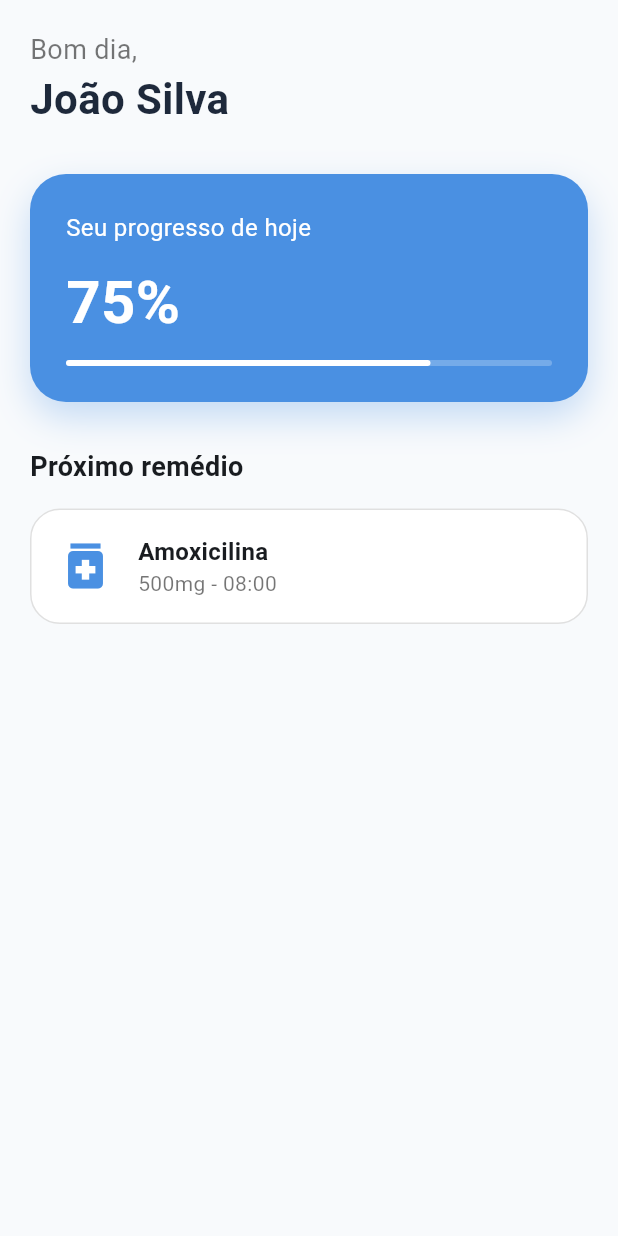
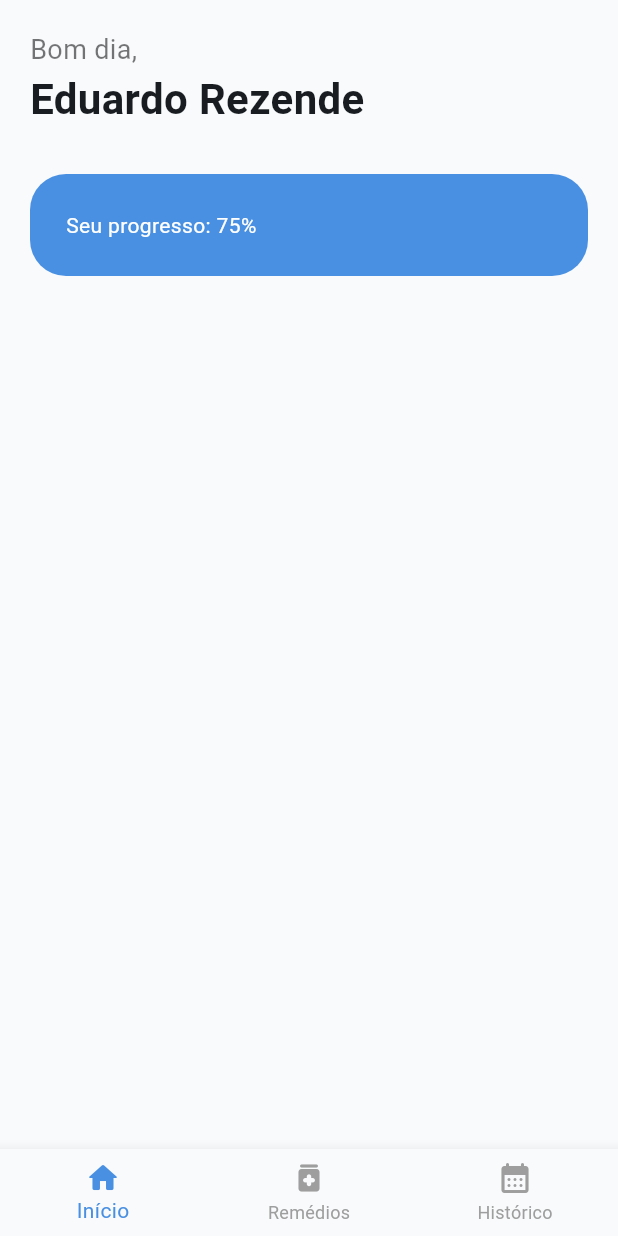
Before and after one commit to ecrezzende/JaTomei, a Flutter app: the screen it shows after launch, on a phone screen of 412 x 824 dp. Run offline on Flutter 3.47's test engine with Material 3 defaults, Android fonts, the phone set to English and light mode, and no system bars.

Commit message:
fix: corrige nomes das classes e imports das telas de naveção

```diff
--- /dev/null
+++ b/lib/screens/history_screen.dart
@@ -0,0 +1,11 @@
+import 'package:flutter/material.dart';
+
+class HistoryScreen extends StatelessWidget {
+  // No outro arquivo, use HistoryScreen
+  const HistoryScreen({super.key});
+
+  @override
+  Widget build(BuildContext context) {
+    return const Center(child: Text("Tela de historico"));
+  }
+}
--- a/lib/screens/home_screen.dart
+++ b/lib/screens/home_screen.dart
@@ -1,130 +1,80 @@
 import 'package:flutter/material.dart';
+import 'medications_screen.dart';
+import 'history_screen.dart';
 
-class HomeScreen extends StatelessWidget {
+class HomeScreen extends StatefulWidget {
   const HomeScreen({super.key});
+
+  @override
+  State<HomeScreen> createState() => _HomeScreenState();
+}
+
+class _HomeScreenState extends State<HomeScreen> {
+  int _currentIndex = 0; // Controla qual aba está ativa
+
+  // Lista das telas que vamos navegar
+  final List<Widget> _screens = [
+    const DashboardView(), // O conteúdo que já tínhamos criado
+    const MedicationsScreen(),
+    const HistoryScreen(),
+  ];
 
   @override
   Widget build(BuildContext context) {
     return Scaffold(
-      // O fundo do app (aquele cinza bem clarinho que combinamos)
-      backgroundColor: const Color(0xFFF8FAFC),
+      body: _screens[_currentIndex], // Mostra a tela baseada no índice
 
-      // SafeArea evita que o conteúdo fique "escondido" atrás da câmera ou entalhe do celular
-      body: SafeArea(
-        child: Padding(
-          padding: const EdgeInsets.all(20.0), // Margem nas laterais
-          child: Column(
-            crossAxisAlignment:
-                CrossAxisAlignment.start, // Alinha tudo à esquerda
-            children: [
-              // --- SEÇÃO DE SAUDAÇÃO ---
-              const Text(
-                "Bom dia,",
-                style: TextStyle(fontSize: 18, color: Colors.black54),
-              ),
-              const Text(
-                "João Silva", // Nome fixo por enquanto, depois mudamos
-                style: TextStyle(
-                  fontSize: 28,
-                  fontWeight: FontWeight.bold,
-                  color: Color(0xFF1E293B), // Azul bem escuro para contraste
-                ),
-              ),
+      bottomNavigationBar: BottomNavigationBar(
+        currentIndex: _currentIndex,
+        onTap: (index) {
+          setState(() {
+            _currentIndex = index; // Muda a tela quando clicamos no ícone
+          });
+        },
+        selectedItemColor: const Color(0xFF4A90E2), // Nosso Azul Sereno
+        unselectedItemColor: Colors.grey,
+        items: const [
+          BottomNavigationBarItem(icon: Icon(Icons.home_rounded), label: 'Início'),
+          BottomNavigationBarItem(icon: Icon(Icons.medication_rounded), label: 'Remédios'),
+          BottomNavigationBarItem(icon: Icon(Icons.calendar_month_rounded), label: 'Histórico'),
+        ],
+      ),
+    );
+  }
+}
 
-              const SizedBox(height: 30), // Espaço entre os blocos
-              // --- CARD DE RESUMO (O "AZUL SERENO") ---
-              Container(
-                width: double.infinity, // Ocupa toda a largura disponível
-                padding: const EdgeInsets.all(24),
-                decoration: BoxDecoration(
-                  color: const Color(0xFF4A90E2), // Nosso Azul Sereno
-                  borderRadius: BorderRadius.circular(
-                    24,
-                  ), // Bordas bem arredondadas
-                  boxShadow: [
-                    BoxShadow(
-                      color: const Color(0xFF4A90E2).withOpacity(0.3),
-                      blurRadius: 20,
-                      offset: const Offset(0, 10),
-                    ),
-                  ],
-                ),
-                child: Column(
-                  crossAxisAlignment: CrossAxisAlignment.start,
-                  children: [
-                    const Text(
-                      "Seu progresso de hoje",
-                      style: TextStyle(color: Colors.white, fontSize: 16),
-                    ),
-                    const SizedBox(height: 10),
-                    const Text(
-                      "75%", // Exemplo de porcentagem
-                      style: TextStyle(
-                        color: Colors.white,
-                        fontSize: 40,
-                        fontWeight: FontWeight.bold,
-                      ),
-                    ),
-                    const SizedBox(height: 10),
-                    // Uma barrinha de progresso branca
-                    LinearProgressIndicator(
-                      value: 0.75,
-                      backgroundColor: Colors.white24,
-                      valueColor: const AlwaysStoppedAnimation<Color>(
-                        Colors.white,
-                      ),
-                      borderRadius: BorderRadius.circular(10),
-                    ),
-                  ],
-                ),
-              ),
+// Coloque o código antigo da sua Dashboard aqui embaixo para ele não sumir!
+class DashboardView extends StatelessWidget {
+  const DashboardView({super.key});
 
-              const SizedBox(height: 30),
-
-              // --- PRÓXIMO REMÉDIO ---
-              const Text(
-                "Próximo remédio",
-                style: TextStyle(fontSize: 18, fontWeight: FontWeight.bold),
-              ),
-              const SizedBox(height: 15),
-
-              // Um card simples para o remédio
-              Container(
-                padding: const EdgeInsets.all(16),
-                decoration: BoxDecoration(
-                  color: Colors.white,
-                  borderRadius: BorderRadius.circular(20),
-                  border: Border.all(
-                    color: Colors.black12,
-                  ), // Uma bordinha sutil
-                ),
-                child: const Row(
-                  children: [
-                    Icon(Icons.medication, color: Color(0xFF4A90E2), size: 40),
-                    SizedBox(width: 15),
-                    Column(
-                      crossAxisAlignment: CrossAxisAlignment.start,
-                      children: [
-                        Text(
-                          "Amoxicilina",
-                          style: TextStyle(
-                            fontWeight: FontWeight.bold,
-                            fontSize: 16,
-                          ),
-                        ),
-                        Text(
-                          "500mg - 08:00",
-                          style: TextStyle(color: Colors.black54),
-                        ),
-                      ],
-                    ),
-                  ],
-                ),
-              ),
-            ],
-          ),
+  @override
+  Widget build(BuildContext context) {
+    return SafeArea(
+      child: Padding(
+        padding: const EdgeInsets.all(20.0),
+        child: Column(
+          crossAxisAlignment: CrossAxisAlignment.start,
+          children: [
+            const Text("Bom dia,", style: TextStyle(fontSize: 18, color: Colors.black54)),
+            const Text("Eduardo Rezende", style: TextStyle(fontSize: 28, fontWeight: FontWeight.bold)),
+            const SizedBox(height: 30),
+            // ... (Aquele card azul que já fizemos continua aqui dentro)
+            _buildProgressCard(),
+          ],
         ),
       ),
     );
   }
+
+  Widget _buildProgressCard() {
+    return Container(
+      width: double.infinity,
+      padding: const EdgeInsets.all(24),
+      decoration: BoxDecoration(
+        color: const Color(0xFF4A90E2),
+        borderRadius: BorderRadius.circular(24),
+      ),
+      child: const Text("Seu progresso: 75%", style: TextStyle(color: Colors.white)),
+    );
+  }
 }
--- /dev/null
+++ b/lib/screens/medications_screen.dart
@@ -0,0 +1,11 @@
+import 'package:flutter/material.dart';
+
+class MedicationsScreen extends StatelessWidget {
+  // No outro arquivo, use HistoryScreen
+  const MedicationsScreen({super.key});
+
+  @override
+  Widget build(BuildContext context) {
+    return const Center(child: Text("Tela de Medicamentos"));
+  }
+}
```
Also changed, not shown: 2 other files.
